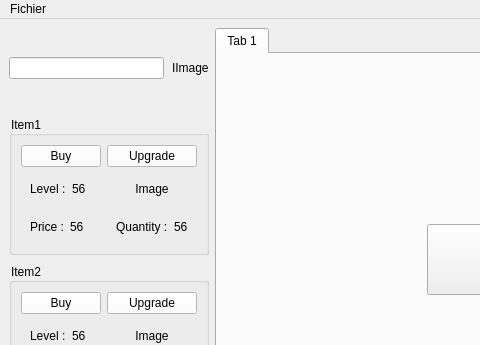
Before: the Qt Designer form mainwindow.ui in bradefaire/CLiiCKER, drawn with Qt 5; both pictures show x 0 to 480 and y 0 to 345 of the 875 by 521 pixel window.
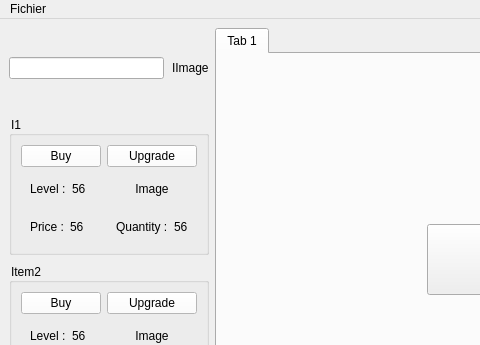
After: the same form once the commit is applied.

The edit to the form file:
```diff
--- a/mainwindow.ui
+++ b/mainwindow.ui
@@ -53,7 +53,7 @@
          <string notr="true">color: rgb(0, 0, 0);</string>
         </property>
         <property name="title">
-         <string>Item1</string>
+         <string>I1</string>
         </property>
         <layout class="QGridLayout" name="gridLayout_4">
          <item row="0" column="0">
```
Left out of the diff: 4 changed lines with no effect on the pictures.
